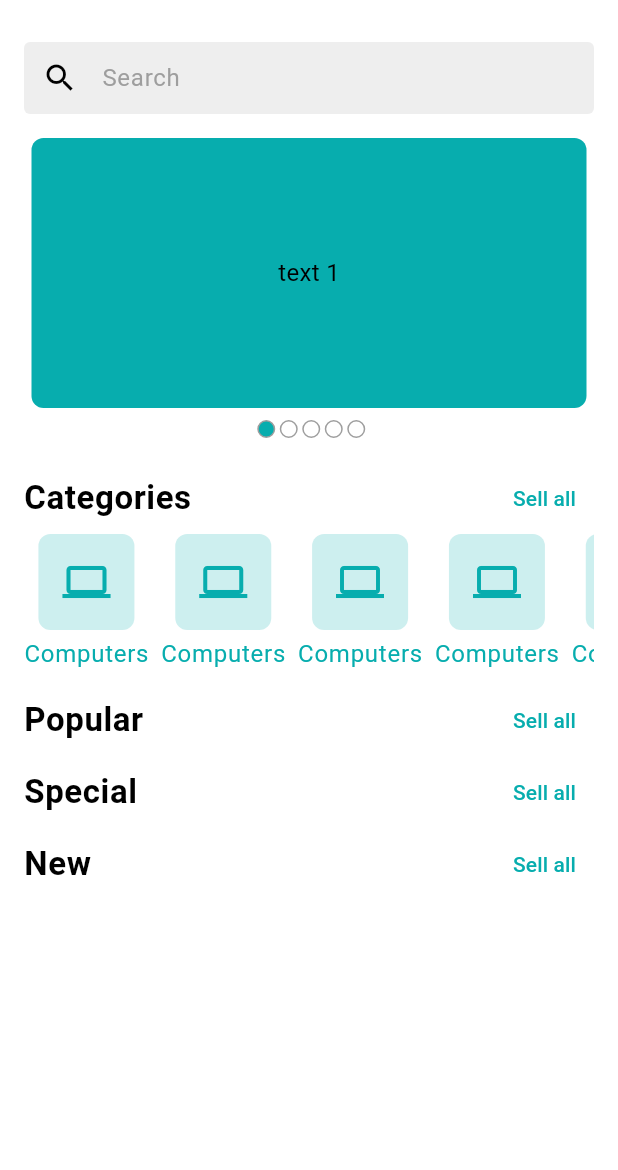
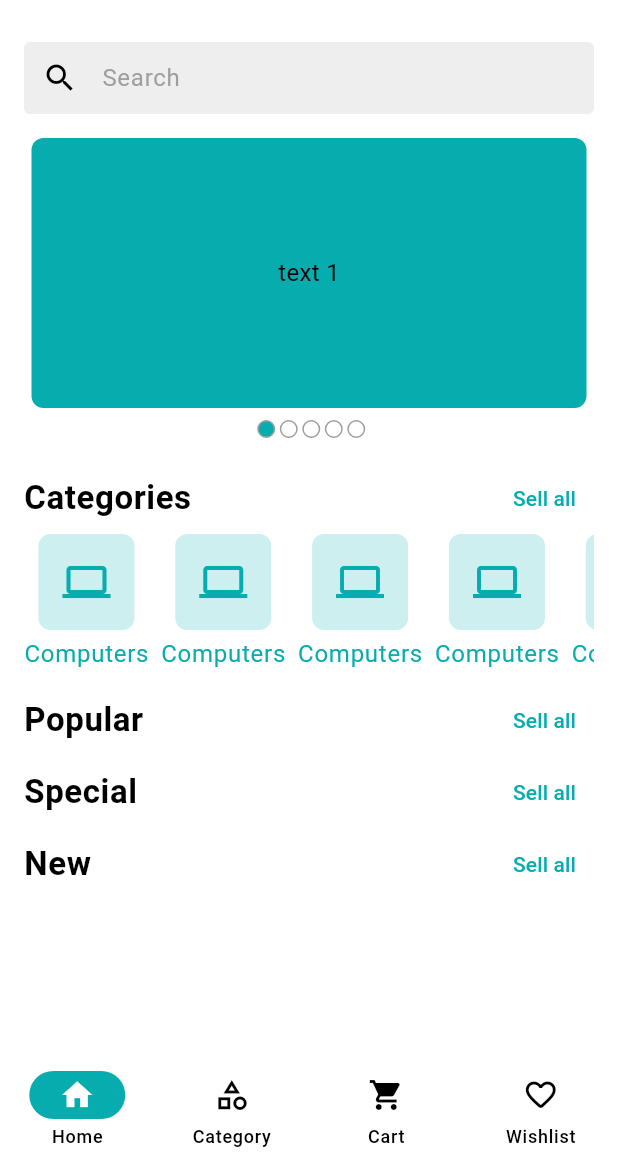
Before and after one commit to SanaulParvej/crafty_bay, a Flutter app: the screen it shows after launch, on a phone screen of 412 x 824 dp, the part 66-1236 px from its top. Run offline on Flutter 3.47's test engine with Material 3 defaults, Android fonts, the phone set to English and light mode, and no system bars; drawn by our look-alikes of carousel_slider; our stand-ins replace email_validator, firebase_core, firebase_crashlytics, flutter_svg, get; accounts and stored records are empty.

Commit message:
add bottom navigation functionality

```diff
--- a/lib/app/app.dart
+++ b/lib/app/app.dart
@@ -1,6 +1,8 @@
 import 'package:crafty_bay/app/app_routs.dart';
+import 'package:crafty_bay/app/controller_binder.dart';
 import 'package:crafty_bay/features/auth/ui/screens/splash_screen.dart';
 import 'package:flutter/material.dart';
+import 'package:get/get_navigation/src/root/get_material_app.dart';
 import 'app_theme.dart';
 
 class CraftyBay extends StatefulWidget {
@@ -13,11 +15,12 @@ class CraftyBay extends StatefulWidget {
 class _CraftyBayState extends State<CraftyBay> {
   @override
   Widget build(BuildContext context) {
-    return MaterialApp(
+    return GetMaterialApp(
       debugShowCheckedModeBanner: false,
       initialRoute: SplashScreen.name,
       theme: AppTheme.lightThemeData,
       onGenerateRoute: AppRouts.routs,
+      initialBinding: ControllerBinder(),
     );
   }
 }
--- a/lib/app/app_routs.dart
+++ b/lib/app/app_routs.dart
@@ -1,7 +1,6 @@
 import 'package:crafty_bay/features/auth/ui/screens/login_screen.dart';
 import 'package:crafty_bay/features/auth/ui/screens/sign_up_screen.dart';
-import 'package:crafty_bay/features/home/ui/screens/home_screen.dart';
-import 'package:crafty_bay/features/product/ui/screens/product_category_screen.dart';
+import 'package:crafty_bay/features/common/ui/screens/main_bottom_nav_screen.dart';
 import 'package:flutter/material.dart';
 import '../features/auth/ui/screens/splash_screen.dart';
 
@@ -15,10 +14,8 @@ class AppRouts {
       screenWidget = LoginScreen();
     } else if (settings.name == SignUpScreen.name) {
       screenWidget = SignUpScreen();
-    } else if (settings.name == HomeScreen.name) {
-      screenWidget = HomeScreen();
-    } else if (settings.name == ProductCategoryScreen.name) {
-      screenWidget = ProductCategoryScreen();
+    } else if (settings.name == MainBottomNavScreen.name) {
+      screenWidget = MainBottomNavScreen();
     }
     return MaterialPageRoute(builder: (context) => screenWidget);
   }
--- /dev/null
+++ b/lib/app/controller_binder.dart
@@ -0,0 +1,10 @@
+import 'package:crafty_bay/features/auth/ui/controller/main_bottom_nav_controller.dart';
+import 'package:get/get.dart';
+
+class ControllerBinder extends Bindings{
+  @override
+  void dependencies() {
+    Get.put(MainBottomNavController());
+  }
+
+}
--- /dev/null
+++ b/lib/features/auth/ui/controller/main_bottom_nav_controller.dart
@@ -0,0 +1,21 @@
+import 'package:get/get.dart';
+
+class MainBottomNavController extends GetxController {
+  int _currentIndex = 0;
+  int get selectedIndex => _currentIndex;
+  void changeIndex(int index) {
+    if (index == _currentIndex) {
+      return;
+    }
+    _currentIndex = index;
+    update();
+  }
+
+  void moveToCategory() {
+    changeIndex(1);
+  }
+
+  void backToHome() {
+    changeIndex(0);
+  }
+}
--- a/lib/features/auth/ui/screens/splash_screen.dart
+++ b/lib/features/auth/ui/screens/splash_screen.dart
@@ -1,4 +1,4 @@
-import 'package:crafty_bay/features/home/ui/screens/home_screen.dart';
+import 'package:crafty_bay/features/common/ui/screens/main_bottom_nav_screen.dart';
 import 'package:flutter/material.dart';
 import '../widgets/app_logo.dart';
 
@@ -20,7 +20,7 @@ class _SplashScreenState extends State<SplashScreen> {
 
   Future<void> _moveToHomeScreen() async {
     await Future.delayed(Duration(seconds: 2));
-    Navigator.pushReplacementNamed(context, HomeScreen.name);
+    Navigator.pushReplacementNamed(context, MainBottomNavScreen.name);
   }
 
   @override
--- /dev/null
+++ b/lib/features/common/ui/screens/main_bottom_nav_screen.dart
@@ -0,0 +1,44 @@
+import 'package:crafty_bay/features/auth/ui/controller/main_bottom_nav_controller.dart';
+import 'package:crafty_bay/features/home/ui/screens/home_screen.dart';
+import 'package:crafty_bay/features/product/ui/screens/product_category_screen.dart';
+import 'package:flutter/material.dart';
+import 'package:get/get_state_manager/src/simple/get_state.dart';
+
+class MainBottomNavScreen extends StatefulWidget {
+  const MainBottomNavScreen({super.key});
+
+  static final String name = '/main-bottom-nav';
+
+  @override
+  State<MainBottomNavScreen> createState() => _MainBottomNavScreenState();
+}
+
+class _MainBottomNavScreenState extends State<MainBottomNavScreen> {
+  final List<Widget> _screens = [
+    HomeScreen(),
+    ProductCategoryScreen(),
+    ProductCategoryScreen(),
+    ProductCategoryScreen(),
+  ];
+  @override
+  Widget build(BuildContext context) {
+    return GetBuilder<MainBottomNavController>(builder: (navController) {
+      return Scaffold(
+        body: _screens[navController.selectedIndex],
+        bottomNavigationBar: NavigationBar(
+            selectedIndex: navController.selectedIndex,
+            onDestinationSelected: navController.changeIndex,
+            destinations: [
+              NavigationDestination(icon: Icon(Icons.home), label: 'Home'),
+              NavigationDestination(
+                  icon: Icon(Icons.category_outlined), label: 'Category'),
+              NavigationDestination(
+                  icon: Icon(Icons.shopping_cart), label: 'Cart'),
+              NavigationDestination(
+                  icon: Icon(Icons.favorite_outline_rounded),
+                  label: 'Wishlist'),
+            ]),
+      );
+    });
+  }
+}
--- a/lib/features/common/ui/widgets/product_category_item.dart
+++ b/lib/features/common/ui/widgets/product_category_item.dart
@@ -8,7 +8,11 @@ class ProductCategoryItem extends StatelessWidget {
 
   @override
   Widget build(BuildContext context) {
-    return Column(
+    return GestureDetector(
+      onTap: (){
+        //Something Adding
+      },
+      child: Column(
         children: [
           Container(
             padding: EdgeInsets.all(16),
@@ -30,6 +34,7 @@ class ProductCategoryItem extends StatelessWidget {
                     color: AppColors.themeColor,
                   ))
         ],
+      ),
     );
   }
 }
--- a/lib/features/home/ui/screens/home_screen.dart
+++ b/lib/features/home/ui/screens/home_screen.dart
@@ -1,8 +1,8 @@
-import 'package:crafty_bay/app/app_colors.dart';
 import 'package:crafty_bay/app/asset_paths.dart';
-import 'package:crafty_bay/features/product/ui/screens/product_category_screen.dart';
+import 'package:crafty_bay/features/auth/ui/controller/main_bottom_nav_controller.dart';
 import 'package:flutter/material.dart';
 import 'package:flutter_svg/flutter_svg.dart';
+import 'package:get/get.dart';
 import '../widgets/app_bar_icon_button.dart';
 import '../widgets/home_carousel_slider.dart';
 import '../../../common/ui/widgets/product_category_item.dart';
@@ -10,8 +10,6 @@ import '../widgets/product_search_bar.dart';
 
 class HomeScreen extends StatefulWidget {
   const HomeScreen({super.key});
-
-  static final String name = '/home';
 
   @override
   State<HomeScreen> createState() => _HomeScreenState();
@@ -35,7 +33,7 @@ class _HomeScreenState extends State<HomeScreen> {
               _buildSectionHeader(
                 title: 'Categories',
                 onTapSeeAll: () {
-                   Navigator.pushNamed(context, ProductCategoryScreen.name);
+                  Get.find<MainBottomNavController>().moveToCategory();
                 },
               ),
               _getCategoryList(),
--- a/pubspec.yaml
+++ b/pubspec.yaml
@@ -16,6 +16,7 @@ dependencies:
   flutter_svg: ^2.2.0
   email_validator: ^3.0.0
   carousel_slider: ^5.1.1
+  get: ^4.7.2
 
 dev_dependencies:
   flutter_test:
```
Also changed, not shown: lib/features/product/ui/screens/product_category_screen.dart (+16 -5 lines), pubspec.lock. Lines whose indentation alone changed are shown as unchanged.
